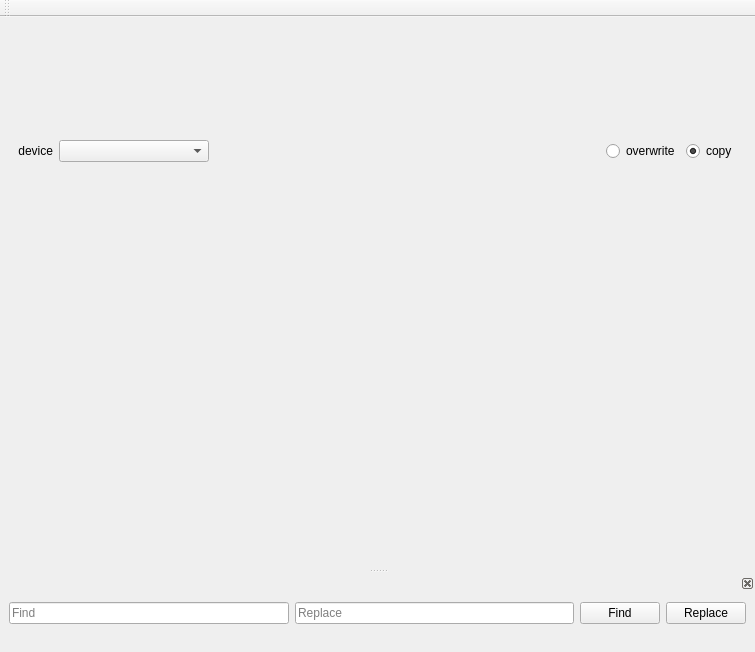
Before: the Qt Designer form CNC_TOOLBOX/gui/mainwindow.ui in MrSamuelLaw/CNC_TOOLBOX, drawn with Qt 5.
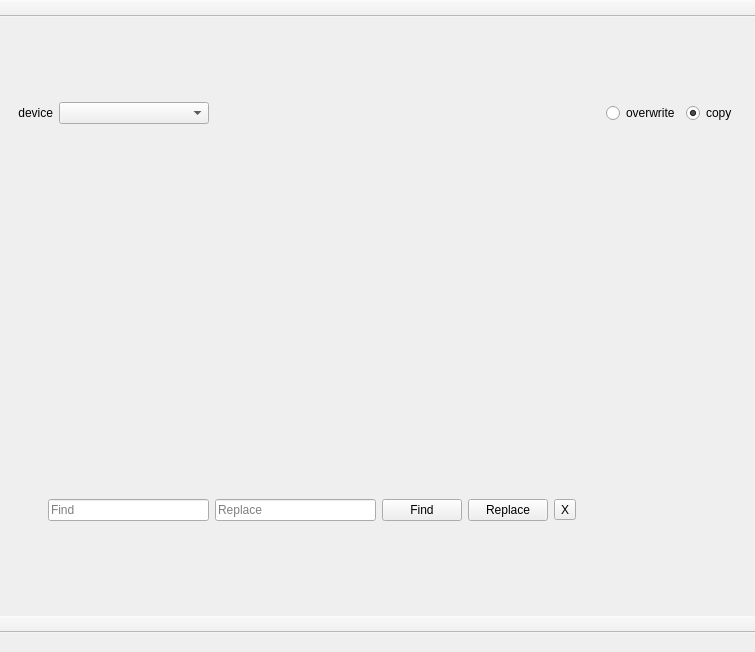
After: the same form once the commit is applied.

Commit message: changes style to dark theme, consolidates the two tabWidgets to their own class

Patch:
```diff
--- a/CNC_TOOLBOX/gui/mainwindow.ui
+++ b/CNC_TOOLBOX/gui/mainwindow.ui
@@ -21,6 +21,9 @@
     <property name="topMargin">
      <number>0</number>
     </property>
+    <item row="1" column="0" colspan="2">
+     <widget class="QWidget" name="placeHolder" native="true"/>
+    </item>
     <item row="0" column="0" colspan="2">
      <widget class="QWidget" name="toolbar_widget" native="true">
       <property name="sizePolicy">
@@ -95,8 +98,84 @@
       </layout>
      </widget>
     </item>
-    <item row="1" column="0" colspan="2">
-     <widget class="QWidget" name="placeHolder" native="true"/>
+    <item row="2" column="0" colspan="2">
+     <widget class="QWidget" name="findReplaceWidget" native="true">
+      <layout class="QGridLayout" name="gridLayout">
+       <item row="2" column="0">
+        <spacer name="horizontalSpacer_3">
+         <property name="orientation">
+          <enum>Qt::Horizontal</enum>
+         </property>
+         <property name="sizeType">
+          <enum>QSizePolicy::Fixed</enum>
+         </property>
+         <property name="sizeHint" stdset="0">
+          <size>
+           <width>30</width>
+           <height>20</height>
+          </size>
+         </property>
+        </spacer>
+       </item>
+       <item row="2" column="3">
+        <widget class="QPushButton" name="find_pushButton">
+         <property name="text">
+          <string>Find</string>
+         </property>
+        </widget>
+       </item>
+       <item row="2" column="1">
+        <widget class="QLineEdit" name="find_lineEdit">
+         <property name="placeholderText">
+          <string>Find</string>
+         </property>
+        </widget>
+       </item>
+       <item row="2" column="4">
+        <widget class="QPushButton" name="replace_pushButton">
+         <property name="text">
+          <string>Replace</string>
+         </property>
+        </widget>
+       </item>
+       <item row="2" column="6">
+        <spacer name="horizontalSpacer_2">
+         <property name="orientation">
+          <enum>Qt::Horizontal</enum>
+         </property>
+         <property name="sizeHint" stdset="0">
+          <size>
+           <width>40</width>
+           <height>20</height>
+          </size>
+         </property>
+        </spacer>
+       </item>
+       <item row="2" column="2">
+        <widget class="QLineEdit" name="replace_lineEdit">
+         <property name="placeholderText">
+          <string>Replace</string>
+         </property>
+        </widget>
+       </item>
+       <item row="2" column="5">
+        <widget class="QToolButton" name="hideButton">
+         <property name="text">
+          <string>X</string>
+         </property>
+         <property name="iconSize">
+          <size>
+           <width>16</width>
+           <height>16</height>
+          </size>
+         </property>
+         <property name="toolButtonStyle">
+          <enum>Qt::ToolButtonTextOnly</enum>
+         </property>
+        </widget>
+       </item>
+      </layout>
+     </widget>
     </item>
    </layout>
   </widget>
@@ -115,59 +194,16 @@
     <bool>false</bool>
    </property>
   </widget>
-  <widget class="QDockWidget" name="fnd_dockWidget">
-   <property name="floating">
-    <bool>false</bool>
-   </property>
-   <property name="features">
-    <set>QDockWidget::DockWidgetClosable</set>
-   </property>
-   <property name="allowedAreas">
-    <set>Qt::BottomDockWidgetArea|Qt::TopDockWidgetArea</set>
-   </property>
-   <property name="windowTitle">
-    <string notr="true"/>
-   </property>
-   <attribute name="dockWidgetArea">
-    <number>8</number>
-   </attribute>
-   <widget class="QWidget" name="dockWidgetContents_2">
-    <layout class="QGridLayout" name="gridLayout_4">
-     <item row="0" column="1">
-      <widget class="QLineEdit" name="replace_lineEdit">
-       <property name="placeholderText">
-        <string>Replace</string>
-       </property>
-      </widget>
-     </item>
-     <item row="0" column="2">
-      <widget class="QPushButton" name="find_pushButton">
-       <property name="text">
-        <string>Find</string>
-       </property>
-      </widget>
-     </item>
-     <item row="0" column="3">
-      <widget class="QPushButton" name="replace_pushButton">
-       <property name="text">
-        <string>Replace</string>
-       </property>
-      </widget>
-     </item>
-     <item row="0" column="0">
-      <widget class="QLineEdit" name="find_lineEdit">
-       <property name="placeholderText">
-        <string>Find</string>
-       </property>
-      </widget>
-     </item>
-    </layout>
-   </widget>
-  </widget>
   <widget class="QToolBar" name="toolBar">
    <property name="windowTitle">
     <string>toolBar</string>
    </property>
+   <property name="movable">
+    <bool>false</bool>
+   </property>
+   <property name="floatable">
+    <bool>false</bool>
+   </property>
    <attribute name="toolBarArea">
     <enum>TopToolBarArea</enum>
    </attribute>
@@ -175,6 +211,26 @@
     <bool>false</bool>
    </attribute>
   </widget>
+  <widget class="QToolBar" name="bottomToolBar">
+   <property name="windowTitle">
+    <string>findReplaceWidget</string>
+   </property>
+   <property name="movable">
+    <bool>false</bool>
+   </property>
+   <property name="toolButtonStyle">
+    <enum>Qt::ToolButtonIconOnly</enum>
+   </property>
+   <property name="floatable">
+    <bool>false</bool>
+   </property>
+   <attribute name="toolBarArea">
+    <enum>BottomToolBarArea</enum>
+   </attribute>
+   <attribute name="toolBarBreak">
+    <bool>false</bool>
+   </attribute>
+  </widget>
   <action name="actionopen">
    <property name="text">
     <string>open</string>
```
The commit also changes 20 other files.
